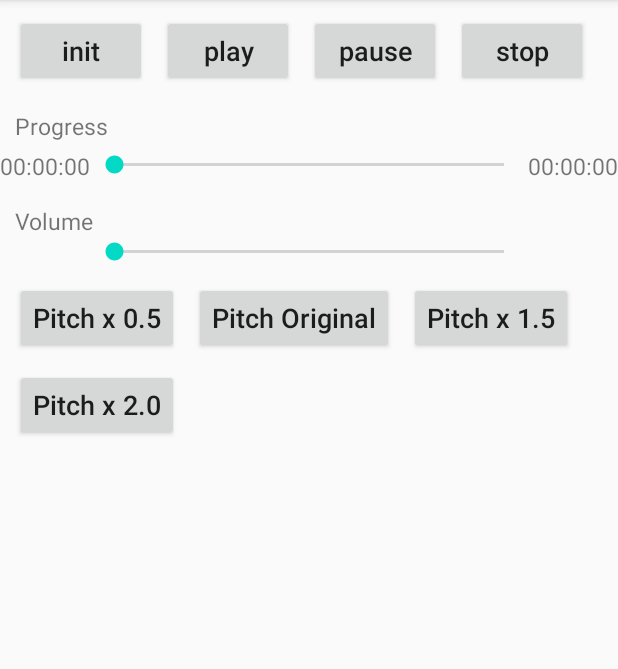
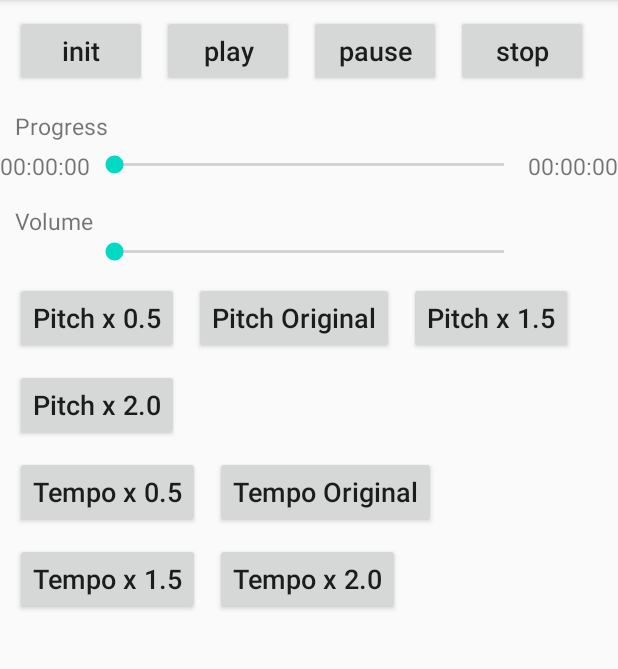
Before and after one commit to lyzirving/FlashVideo, an Android app: the MusicActivity screen opened directly, with no data from a screen before it, on a phone screen of 412 x 824 dp, the part 84-753 px from its top. Run offline under Robolectric (Android 15) with nearby library versions, the phone set to English and light mode, and no system bars.

Commit message:
msg: add function of adjusting tempo;
Signed-off-by: lyzirving <lyzirving@sina.com>

```diff
--- a/app/src/main/res/layout/layout_music.xml
+++ b/app/src/main/res/layout/layout_music.xml
@@ -154,4 +154,48 @@
         android:text="@string/tip_pitch_2.0"
         android:textSize="18sp" />
 
+    <androidx.appcompat.widget.AppCompatButton
+        android:id="@+id/btn_tempo_0_5"
+        android:layout_width="wrap_content"
+        android:layout_height="wrap_content"
+        app:layout_constraintLeft_toLeftOf="@+id/btn_init"
+        app:layout_constraintTop_toBottomOf="@+id/btn_pitch_2_0"
+        android:layout_marginTop="10dp"
+        android:textAllCaps="false"
+        android:text="@string/tip_tempo_0.5"
+        android:textSize="18sp" />
+
+    <androidx.appcompat.widget.AppCompatButton
+        android:id="@+id/btn_tempo_original"
+        android:layout_width="wrap_content"
+        android:layout_height="wrap_content"
+        app:layout_constraintLeft_toRightOf="@+id/btn_tempo_0_5"
+        app:layout_constraintTop_toTopOf="@+id/btn_tempo_0_5"
+        android:layout_marginStart="10dp"
+        android:textAllCaps="false"
+        android:text="@string/tip_tempo_1.0"
+        android:textSize="18sp" />
+
+    <androidx.appcompat.widget.AppCompatButton
+        android:id="@+id/btn_tempo_1_5"
+        android:layout_width="wrap_content"
+        android:layout_height="wrap_content"
+        app:layout_constraintLeft_toLeftOf="@+id/btn_init"
+        app:layout_constraintTop_toBottomOf="@+id/btn_tempo_0_5"
+        android:layout_marginTop="10dp"
+        android:textAllCaps="false"
+        android:text="@string/tip_tempo_1.5"
+        android:textSize="18sp" />
+
+    <androidx.appcompat.widget.AppCompatButton
+        android:id="@+id/btn_tempo_2_0"
+        android:layout_width="wrap_content"
+        android:layout_height="wrap_content"
+        app:layout_constraintLeft_toRightOf="@+id/btn_tempo_1_5"
+        app:layout_constraintTop_toTopOf="@+id/btn_tempo_1_5"
+        android:layout_marginStart="10dp"
+        android:textAllCaps="false"
+        android:text="@string/tip_tempo_2.0"
+        android:textSize="18sp" />
+
 </androidx.constraintlayout.widget.ConstraintLayout>
--- a/app/src/main/res/values/strings.xml
+++ b/app/src/main/res/values/strings.xml
@@ -12,6 +12,10 @@
     <string name="tip_pitch_1.0">Pitch Original</string>
     <string name="tip_pitch_1.5">Pitch x 1.5</string>
     <string name="tip_pitch_2.0">Pitch x 2.0</string>
+    <string name="tip_tempo_0.5">Tempo x 0.5</string>
+    <string name="tip_tempo_1.0">Tempo Original</string>
+    <string name="tip_tempo_1.5">Tempo x 1.5</string>
+    <string name="tip_tempo_2.0">Tempo x 2.0</string>
 
     <string name="tip_success">success</string>
     <string name="tip_fail">fail</string>
```
Also changed, not shown: app/src/main/java/com/lyzirving/flashvideo/core/FlashVideo.java (+11 -2 lines), app/src/main/java/com/lyzirving/flashvideo/ui/MusicActivity.java (+40 -4 lines), 4 other files.
